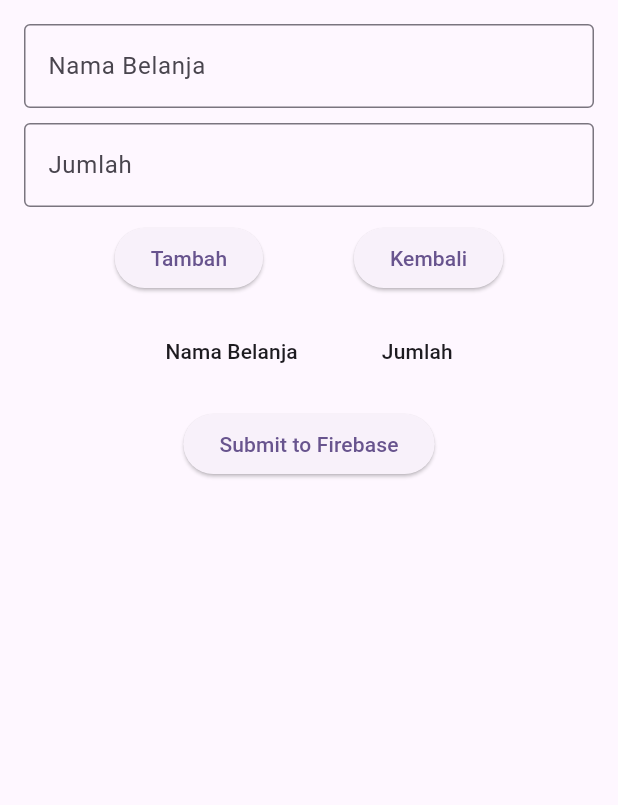
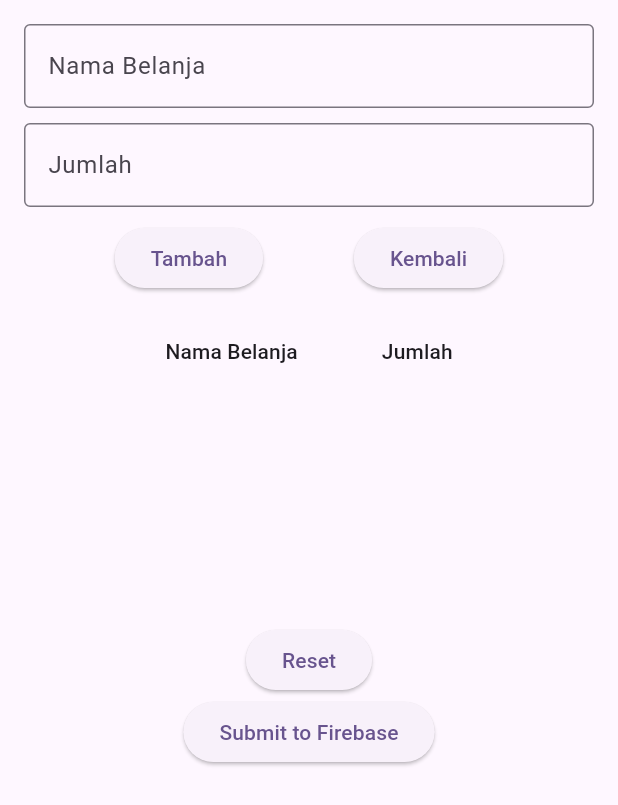
Before and after one commit to ibnumalikmudzopar/warkopibadah, a Flutter app: the BelanjaScreen screen opened directly, after a tap on the "add" icon, on a phone screen of 412 x 824 dp. Shown: the top 805 px of the screen. Run offline on Flutter 3.47's test engine with Material 3 defaults, Android fonts, the phone set to English and light mode, and no system bars; our stand-ins replace cloud_firestore, firebase_auth, firebase_core, flutter_slidable, shared_preferences; accounts and stored records are empty.

Commit message:
15072108

```diff
--- a/lib/bottomnavigation.dart
+++ b/lib/bottomnavigation.dart
@@ -15,7 +15,7 @@ class _BottomNavigationState extends State<BottomNavigation> {
     BarangScreen(title: 'Warung Kopi Ibadah',),
     BelanjaScreen(),
     PesanScreen(),
-    ProfileScreen()
+    ProfileScreen(),
   ];
 
   final List<String> _appBarTitles = [
--- a/lib/screens/belanja.dart
+++ b/lib/screens/belanja.dart
@@ -1,7 +1,5 @@
 import 'package:flutter/material.dart';
-import 'package:intl/intl.dart';
-import 'package:warkopibadah/screens/addbelanja.dart';
-import 'package:cloud_firestore/cloud_firestore.dart'; // Add this line
+import 'package:intl/intl.dart'; // Add this line
 
 class BelanjaScreen extends StatefulWidget {
   BelanjaScreen({Key? key}) : super(key: key);
@@ -27,7 +25,9 @@ class _BelanjaScreenState extends State<BelanjaScreen> {
 
     return Scaffold(
       body: showForm
-         ? _buildForm()
+         ? SingleChildScrollView( // Add this widget
+            child: _buildForm(),
+          )
           : Padding(
               padding: const EdgeInsets.all(8.0),
               child: Column(
@@ -158,7 +158,9 @@ class _BelanjaScreenState extends State<BelanjaScreen> {
             ],
           ),
           SizedBox(height: 10),
-          SingleChildScrollView(
+          Container(
+            height: 200,
+            child: SingleChildScrollView(
               scrollDirection: Axis.vertical, // Add this line
               child: DataTable(
                 columns: [
@@ -176,8 +178,15 @@ class _BelanjaScreenState extends State<BelanjaScreen> {
                     )
                    .toList(),
               ),
+
+                    ),
           ),
           SizedBox(height: 10),
+          ElevatedButton(onPressed: (){
+            setState(() {
+              _belanjaList.clear();
+            });
+          }, child: Text("Reset")),
           ElevatedButton(
             onPressed: (){},
             child: Text('Submit to Firebase'),
```
Also changed, not shown: lib/screens/addbelanja.dart (deleted, +0 -19 lines). Lines whose indentation alone changed are shown as unchanged.
